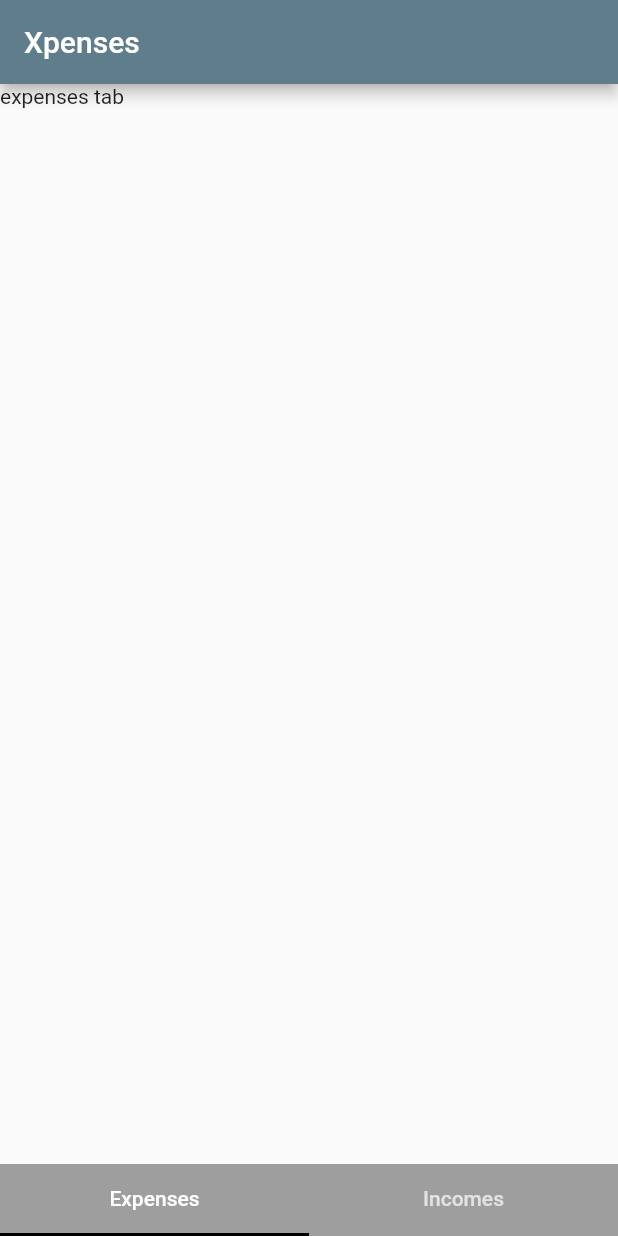
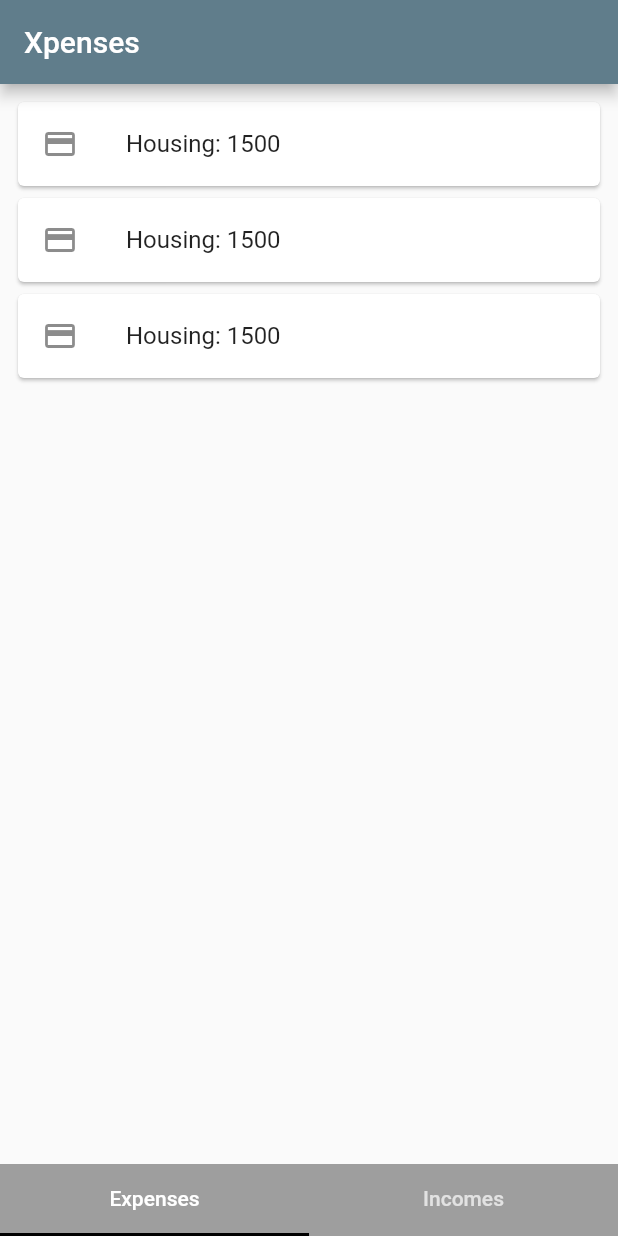
Before and after one commit to Ale6995/xpenses, a Flutter app: the screen it shows after launch, on a phone screen of 412 x 824 dp. Run offline on Flutter 3.47's test engine with Material 2 defaults, Android fonts, the phone set to English and light mode, and no system bars; our stand-ins replace get.

Commit message:
ExpensesCard

```diff
--- /dev/null
+++ b/xpenses_app/lib/expenses/expenses.dart
@@ -0,0 +1,18 @@
+import 'package:flutter/material.dart';
+import 'package:get/get.dart';
+import 'package:xpenses_app/screens/tapBar/tapbarController.dart';
+import 'package:xpenses_app/widgets/expenseCard.dart';
+
+class Expenses extends StatelessWidget {
+  @override
+  Widget build(BuildContext context) {
+    return ListView(
+      padding: const EdgeInsets.all(8),
+      children: <Widget>[
+        ExpensesCard(),
+        ExpensesCard(),
+        ExpensesCard(),
+      ],
+    );
+  }
+}
--- a/xpenses_app/lib/screens/tapBar/tapBar.dart
+++ b/xpenses_app/lib/screens/tapBar/tapBar.dart
@@ -1,5 +1,6 @@
 import 'package:flutter/material.dart';
 import 'package:get/get.dart';
+import 'package:xpenses_app/expenses/expenses.dart';
 import 'package:xpenses_app/screens/tapBar/tapbarController.dart';
 
 class MyTabBar extends StatelessWidget {
@@ -31,9 +32,7 @@ class MyTabBar extends StatelessWidget {
                 child: Text('income tab'),
               );
             case 'expenses':
-              return Container(
-                child: Text("expenses tab"),
-              );
+              return Expenses();
             default:
               return Center(
                 child: Text(
--- /dev/null
+++ b/xpenses_app/lib/widgets/expenseCard.dart
@@ -0,0 +1,13 @@
+import 'package:flutter/material.dart';
+
+class ExpensesCard extends StatelessWidget {
+  @override
+  Widget build(BuildContext context) {
+    return Card(
+      child: ListTile(
+        title: Text("Housing: 1500"),
+        leading: Icon(Icons.credit_card),
+      ),
+    );
+  }
+}
```
Also changed, not shown: xpenses_app/images/wallet.png (deleted).
